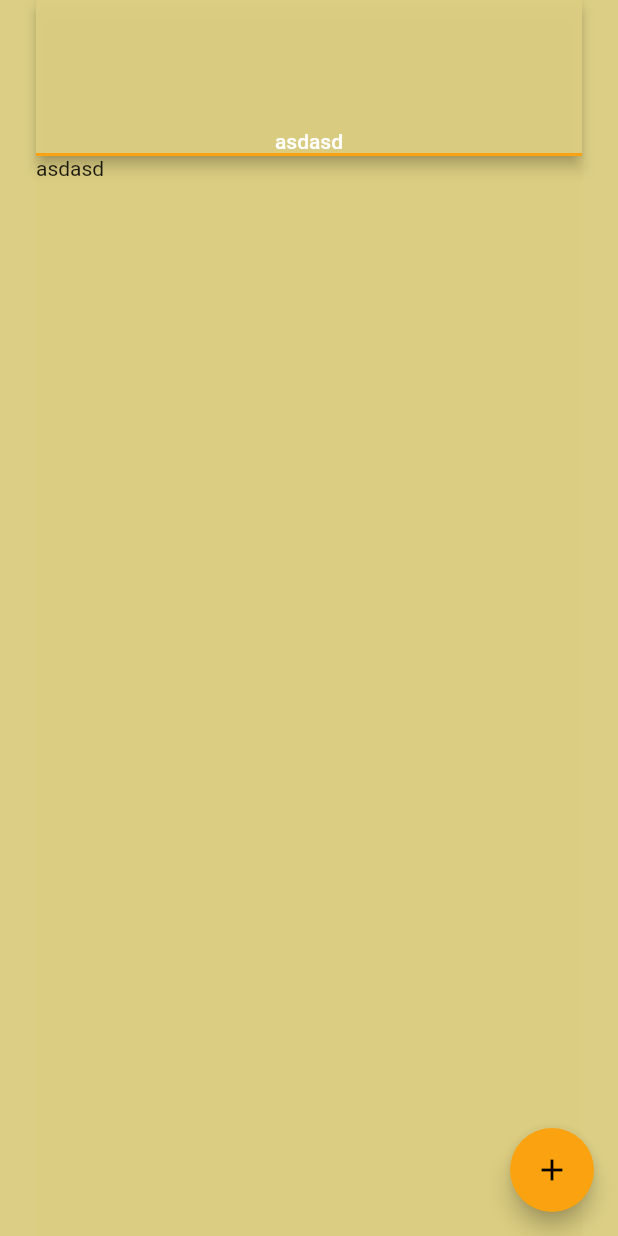
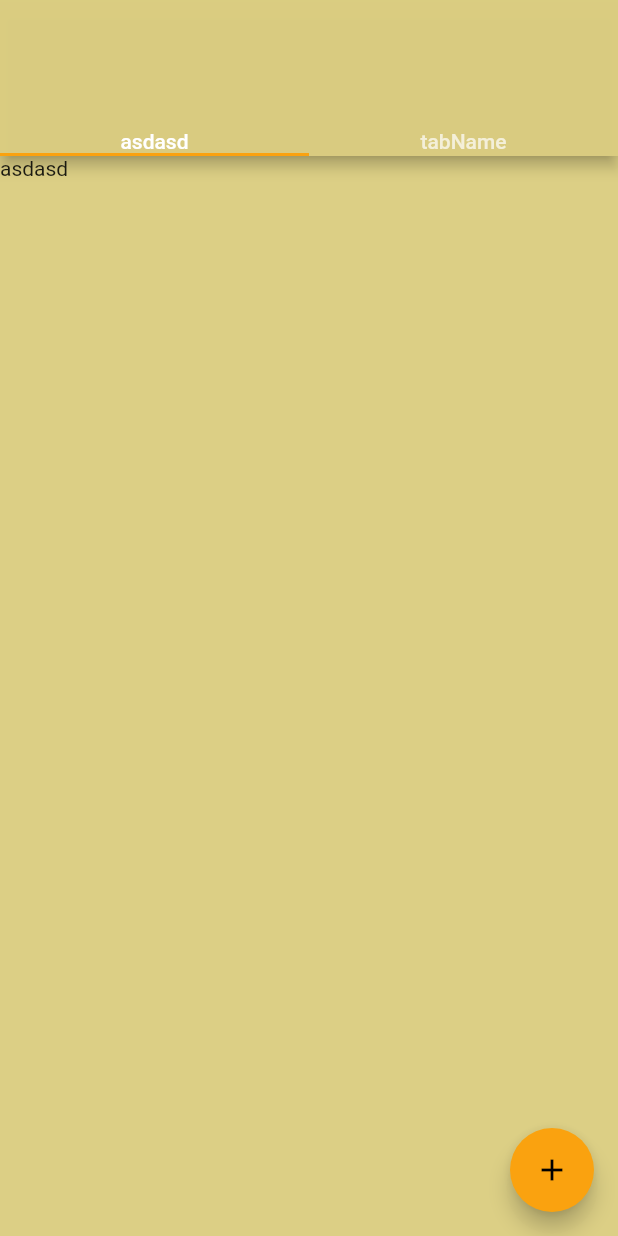
Before and after one commit to dogankisaa/notpad, a Flutter app: the screen it shows after launch, after a tap on the "add" icon, on a phone screen of 412 x 824 dp. Run offline on Flutter 3.47's test engine with Material 2 defaults, Android fonts, the phone set to English and light mode, and no system bars; our stand-ins replace get.

Commit message:
dynamic tabbar created

```diff
--- a/lib/core/constants/home_constants.dart
+++ b/lib/core/constants/home_constants.dart
@@ -1,3 +1,3 @@
 class HomeConstants{
-
+  String homeAppBarTitle = "asdasdasd";
 }
--- a/lib/view/home_view.dart
+++ b/lib/view/home_view.dart
@@ -11,35 +11,33 @@ class HomeView extends StatelessWidget {
   @override
   Widget build(BuildContext context) {
     final HomeViewModel _controller = Get.put(HomeViewModel());
-    return Scaffold(
-      floatingActionButton: const FloatingActionButtonWidget(),
-      body: Padding(
-          padding: GeneralConstants().generalHorizontalPadding,
-          child: Column(
+    return Column(
       children: [
         Expanded(
 
-                child: DefaultTabController(
+          child: Obx(
+            ()=> DefaultTabController(
                 length: _controller.getList.length,
                 child: Scaffold(
+                  floatingActionButton: FloatingActionButtonWidget(),
                   appBar: AppBar(
                     bottom: TabBar(
 
                         tabs: List.generate(
                             _controller.getList.length,
                             (index) =>
-                                   Obx(() => Text(_controller.getList[index])))),
+                               Text(_controller.getList[index]))),
                   ),
                   body: TabBarView(
                       children: List.generate(
                           _controller.getList.length,
                           (index) =>
-                                  Obx(() => Text(_controller.getList[index])))),
+                              Text(_controller.getList[index]))),
+                ),
               ),
           ),
         )
       ],
-          )),
     );
   }
 }
@@ -54,7 +52,7 @@ class FloatingActionButtonWidget extends StatelessWidget {
     final HomeViewModel _controller = Get.put(HomeViewModel());
     return FloatingActionButton(
       onPressed: () {
-        print("object");
+
         _controller.addNewTab("tabName");
       },
       child: const Center(
```
Lines whose indentation alone changed are shown as unchanged.
